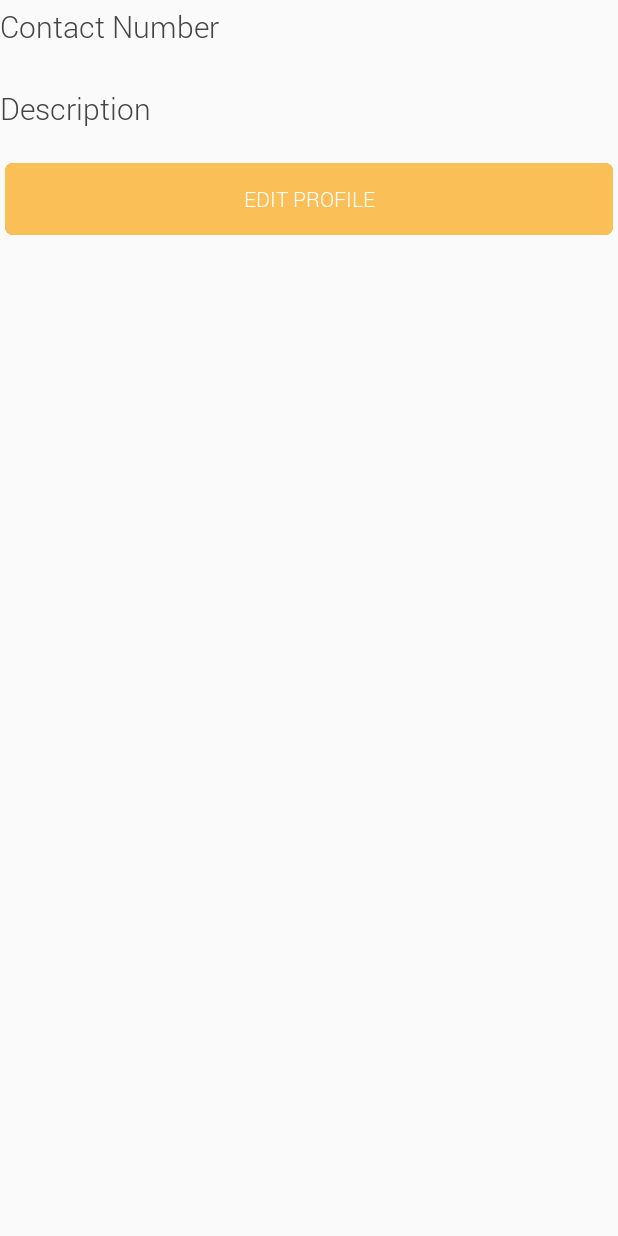
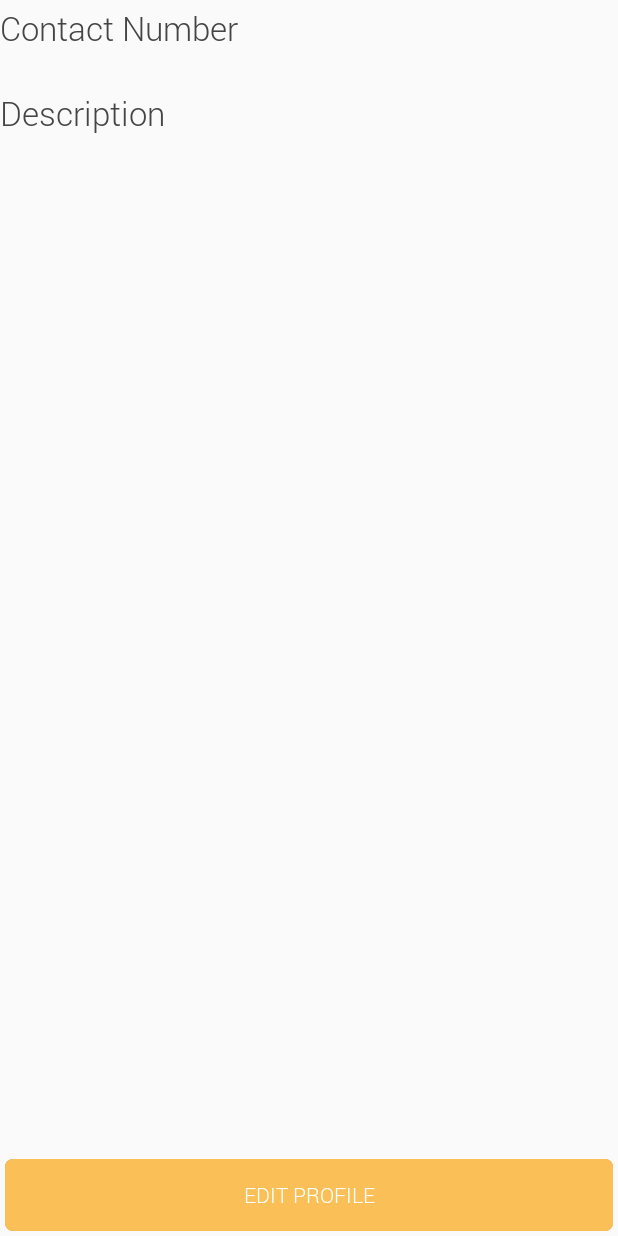
Before and after one commit to lovocal/lovocal_android, an Android app: the layout fragment_aboutme.xml on its own in the app's theme, with its tools: preview values and no code run, on a phone screen of 412 x 824 dp. Run offline under Robolectric (Android 15) with nearby library versions, the phone set to English and light mode, and no system bars; Roboto replaces fonts that are not available here.

Commit message:
Ui makeover in some screens

```diff
--- a/app/src/main/res/layout/fragment_aboutme.xml
+++ b/app/src/main/res/layout/fragment_aboutme.xml
@@ -6,7 +6,6 @@
     android:layout_width="match_parent"
     android:layout_height="match_parent"
     android:background="@color/global_bg"
-
     android:clickable="true"
     android:descendantFocusability="afterDescendants"
     android:focusable="true"
@@ -30,24 +29,24 @@
                 android:layout_width="match_parent"
                 android:layout_height="wrap_content"
                 android:layout_marginBottom="@dimen/margin_medium"
-                android:gravity="center_vertical|left"
                 android:orientation="vertical" >
 
                 <com.lovocal.widgets.views.FlatTextView
                     android:id="@+id/contact_number_title"
                     android:layout_width="wrap_content"
-                    android:layout_height="match_parent"
+                    android:layout_height="wrap_content"
                     android:layout_marginTop="@dimen/margin_xx_small"
+                    android:textStyle="bold"
                     android:ellipsize="end"
                     android:singleLine="true"
-                    android:textSize="@dimen/text_big"
+                    android:textSize="@dimen/text_large"
                     android:text="@string/contact_number_title"
                      />
 
                 <com.lovocal.widgets.views.FlatTextView
                     android:id="@+id/text_mobile_number"
                     android:layout_width="wrap_content"
-                    android:layout_height="match_parent"
+                    android:layout_height="wrap_content"
                     android:ellipsize="marquee"
                     android:maxLines="1"
                     />
@@ -55,34 +54,36 @@
                 <com.lovocal.widgets.views.FlatTextView
                     android:id="@+id/description_title"
                     android:layout_width="wrap_content"
-                    android:layout_height="match_parent"
+                    android:layout_height="wrap_content"
                     android:layout_marginTop="@dimen/margin_x_small"
+                    android:textStyle="bold"
                     android:ellipsize="end"
                     android:singleLine="true"
-                    android:textSize="@dimen/text_big"
+                    android:textSize="@dimen/text_large"
                     android:text="@string/description_title"
                     />
 
                 <com.lovocal.widgets.views.FlatTextView
                     android:id="@+id/description"
                     android:layout_width="wrap_content"
-                    android:layout_height="match_parent"
+                    android:layout_height="wrap_content"
                     android:ellipsize="marquee"
                     android:maxLines="2"
                     />
 
-                <com.lovocal.widgets.views.FlatButton
-                    android:id="@+id/button_edit_profile"
-                    android:layout_marginTop="@dimen/margin_xx_small"
-                    android:layout_width="match_parent"
-                    android:layout_height="wrap_content"
-                    android:text="Edit Profile"
-                    flatui:theme_flat="@array/sand"
-                    android:layout_margin="3dp"
-                    />
             </LinearLayout>
 
 
+        <com.lovocal.widgets.views.FlatButton
+            android:id="@+id/button_edit_profile"
+            android:layout_width="match_parent"
+            android:layout_height="wrap_content"
+            android:layout_alignParentBottom="true"
+            android:layout_marginBottom="@dimen/margin_medium"
+            android:text="Edit Profile"
+            flatui:theme_flat="@array/sand"
+            android:layout_margin="3dp"
+            />
 
     </RelativeLayout>
 
--- a/app/src/main/res/layout/fragment_asklogin.xml
+++ b/app/src/main/res/layout/fragment_asklogin.xml
@@ -8,7 +8,7 @@
         android:layout_width="match_parent"
         android:layout_height="match_parent">
 
-        <Button
+        <com.lovocal.widgets.views.FlatButton
             android:layout_width="match_parent"
             android:layout_height="wrap_content"
             android:text="Login"
```
Also changed, not shown: app/src/main/res/layout/fragment_login.xml (+5 -2 lines).
